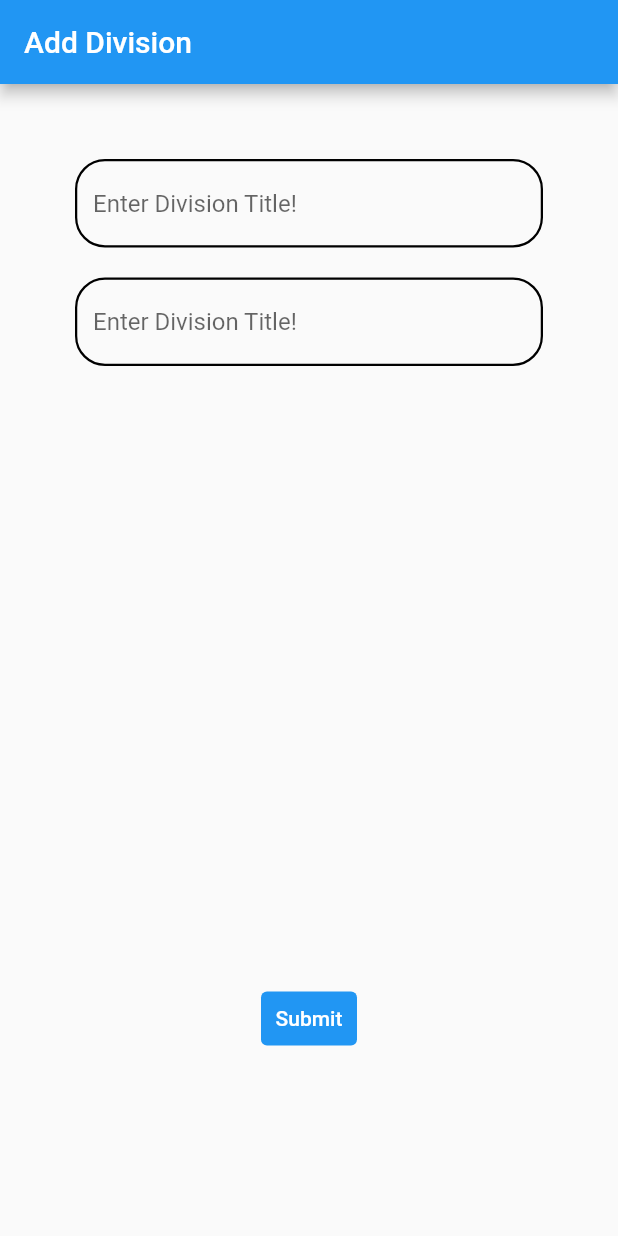
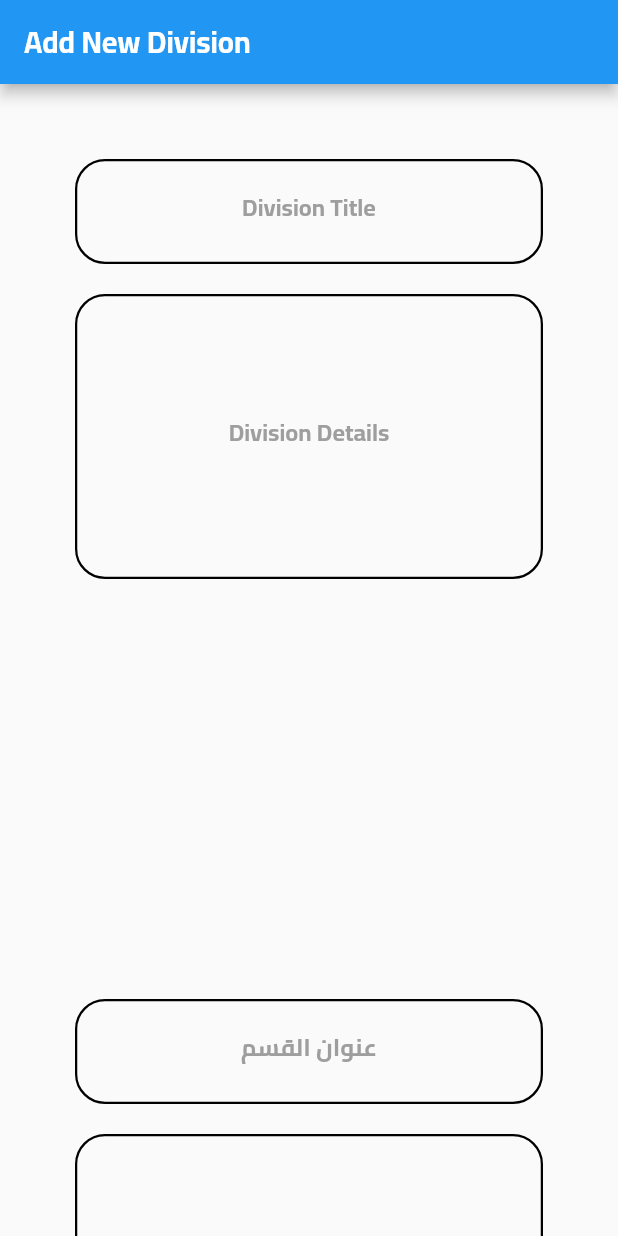
Before and after one commit to ahmloutfy/Pure-Soft-Training-Responsive, a Flutter app: the screen it shows after launch, on a phone screen of 412 x 824 dp. Run offline on Flutter 3.47's test engine with Material 2 defaults, Android fonts, the light colour scheme and no system bars.

Commit message:
ASPSTR 6/12/2022 (0)

```diff
--- a/lib/main.dart
+++ b/lib/main.dart
@@ -1,15 +1,9 @@
 import 'package:flutter/material.dart';
-import 'package:pure_soft_training_responsive/screens/add_divison.dart';
-import 'package:pure_soft_training_responsive/screens/home_page.dart';
-import 'package:pure_soft_training_responsive/widgets/custom_appbar.dart';
+import 'package:pure_soft_training_responsive/screens/add_new_divison.dart';
 
 void main() {
   runApp(
-    const MaterialApp(
-      debugShowCheckedModeBanner: false,
-      title: 'Pure Soft Training (Responsive)',
-      home: AddDivision(),
-    ),
+    const MyApp(),
   );
 }
 
@@ -19,21 +13,14 @@ class MyApp extends StatelessWidget {
   // This widget is the root of your application.
   @override
   Widget build(BuildContext context) {
-    return Scaffold(
-      appBar: const CustomAppBar(),
-      body: const ResponsiveTask(),
-      floatingActionButton: FloatingActionButton(
-        onPressed: () {
-          Navigator.push(
-            context,
-            MaterialPageRoute(
-              builder: (context) => const AddDivision(),
-            ),
-          );
-        },
-        backgroundColor: Colors.blue,
-        child: const Icon(Icons.add),
+    Locale? myLocale;
+    return MaterialApp(
+      debugShowCheckedModeBanner: false,
+      theme: ThemeData(
+        fontFamily: myLocale?.languageCode == 'en' ? null : 'Cairo',
       ),
+      title: 'Pure Soft Training (Responsive)',
+      home: const AddDivision(),
     );
   }
 }
--- a/lib/screens/add_divison.dart
+++ b/lib/screens/add_new_divison.dart
@@ -9,23 +9,47 @@ class AddDivision extends StatelessWidget {
   Widget build(BuildContext context) {
     return Scaffold(
       appBar: AppBar(
-        title: const Text('Add Division'),
+        title: const Text('Add New Division'),
       ),
       body: SingleChildScrollView(
         child: Padding(
           padding: const EdgeInsets.all(50),
           child: Column(
             children: [
-              const DivisionTextField(),
+              const DivisionTextField(
+                labelString: Text('Division Title'),
+                hintString: 'Enter Division Title!',
+                linesCount: 1,
+              ),
               const SizedBox(
                 height: 20,
               ),
               const SizedBox(
                 height: 450,
-                child: (DivisionTextField()),
+                child: (DivisionTextField(
+                  labelString: Text('Division Details'),
+                  hintString: 'Enter Division Details!',
+                  linesCount: 5,
+                )),
               ),
               const SizedBox(
                 height: 20,
+              ),
+              const DivisionTextField(
+                labelString: Text('عنوان القسم'),
+                hintString: 'أدخل عنوان القسم!',
+                linesCount: 1,
+              ),
+              const SizedBox(
+                height: 20,
+              ),
+              const SizedBox(
+                height: 450,
+                child: (DivisionTextField(
+                  labelString: Text('تفاصيل القسم'),
+                  hintString: 'أدخل تفاصيل القسم!',
+                  linesCount: 5,
+                )),
               ),
               TextButton(
                 onPressed: null,
--- a/lib/screens/home_page.dart
+++ b/lib/screens/home_page.dart
@@ -2,7 +2,9 @@ import 'package:flutter/material.dart';
 
 import '../utilities/constants.dart';
 import '../widgets/ads_slider.dart';
+import '../widgets/custom_appbar.dart';
 import '../widgets/divisions.dart';
+import 'add_new_divison.dart';
 
 class ResponsiveTask extends StatelessWidget {
   const ResponsiveTask({Key? key}) : super(key: key);
@@ -10,6 +12,7 @@ class ResponsiveTask extends StatelessWidget {
   @override
   Widget build(BuildContext context) {
     return Scaffold(
+      appBar: const CustomAppBar(),
       body: SingleChildScrollView(
         child: Container(
           width: double.infinity,
@@ -65,6 +68,18 @@ class ResponsiveTask extends StatelessWidget {
           ),
         ),
       ),
+      floatingActionButton: FloatingActionButton(
+        onPressed: () {
+          Navigator.push(
+            context,
+            MaterialPageRoute(
+              builder: (context) => const AddDivision(),
+            ),
+          );
+        },
+        backgroundColor: Colors.blue,
+        child: const Icon(Icons.add),
+      ),
     );
   }
 }
--- a/lib/utilities/constants.dart
+++ b/lib/utilities/constants.dart
@@ -1,7 +1,6 @@
 import 'package:flutter/material.dart';
 
 const kDefaultFontStyle = TextStyle(
-  fontFamily: 'Cairo',
   fontWeight: FontWeight.bold,
 );
 
@@ -20,3 +19,13 @@ extension MediaQueryValues on BuildContext {
       MediaQuery.of(this).orientation == Orientation.landscape;
   double get screenWidth => MediaQuery.of(this).size.width;
 }
+
+OutlineInputBorder customOutlineInputBorder({required Color color}) {
+  return OutlineInputBorder(
+    borderRadius: BorderRadius.circular(20),
+    borderSide: BorderSide(
+      width: 1.5,
+      color: color,
+    ),
+  );
+}
--- a/lib/widgets/division_text_field.dart
+++ b/lib/widgets/division_text_field.dart
@@ -1,22 +1,32 @@
 import 'package:flutter/material.dart';
 
+import '../utilities/constants.dart';
+
 class DivisionTextField extends StatelessWidget {
+  final String? hintString;
+  final Widget? labelString;
+  final int? linesCount;
+  final Color? color;
+
   const DivisionTextField({
     Key? key,
+    required this.linesCount,
+    this.hintString,
+    this.labelString,
+    this.color,
   }) : super(key: key);
 
   @override
   Widget build(BuildContext context) {
-    return TextField(
+    return TextFormField(
+      keyboardType: TextInputType.text,
+      maxLines: linesCount,
       decoration: InputDecoration(
-        hintText: 'Enter Division Title!',
-        enabledBorder: OutlineInputBorder(
-          borderRadius: BorderRadius.circular(20),
-          borderSide: const BorderSide(
-            width: 1.5,
-            color: Colors.black,
-          ),
-        ),
+        label: Center(child: labelString),
+        labelStyle: const TextStyle(color: Colors.grey),
+        hintText: hintString,
+        enabledBorder: customOutlineInputBorder(color: Colors.black),
+        focusedBorder: customOutlineInputBorder(color: Colors.grey),
       ),
     );
   }
```
